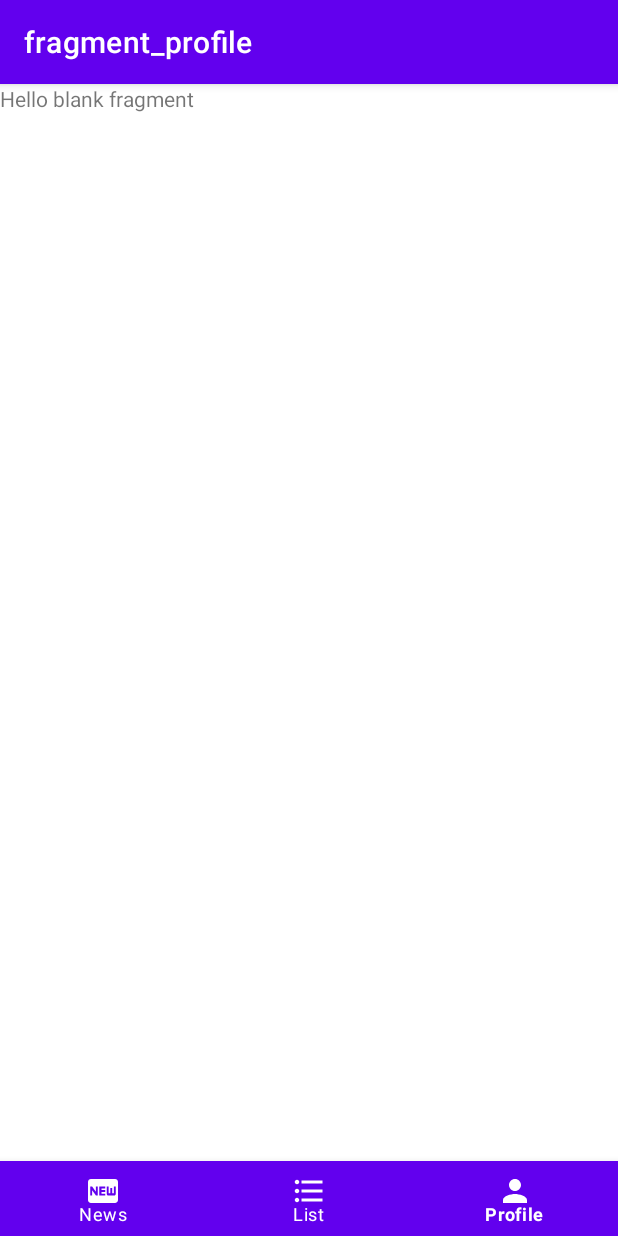
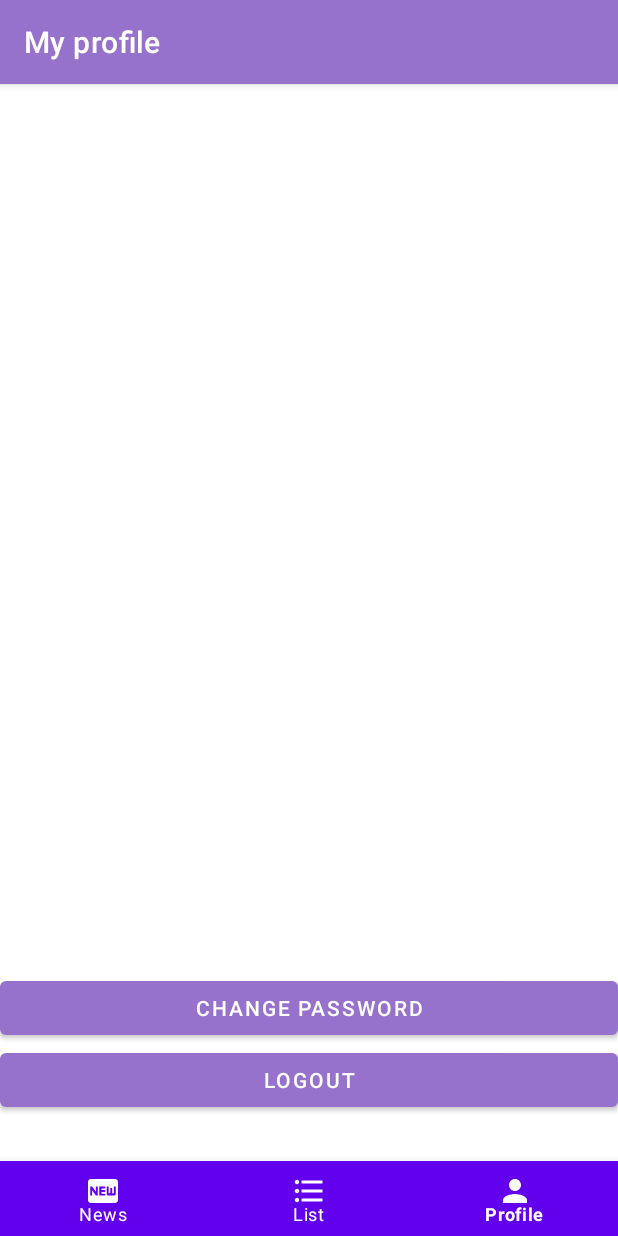
Before and after one commit to tornike14/GetNews, an Android app: the ProfileFragment screen opened through its navigation route, on a phone screen of 412 x 824 dp. Run offline under Robolectric (Android 15) with nearby library versions, the phone set to English and light mode, and no system bars; our stand-ins replace Firebase (no records; nobody signed in at launch, a user with empty details on screens opened directly), navigation-ui; pictures from the network do not load.

Commit message:
modified profile fragment and nav_graph labels

```diff
--- a/app/src/main/res/layout/fragment_profile.xml
+++ b/app/src/main/res/layout/fragment_profile.xml
@@ -1,14 +1,37 @@
 <?xml version="1.0" encoding="utf-8"?>
-<FrameLayout xmlns:android="http://schemas.android.com/apk/res/android"
+<androidx.constraintlayout.widget.ConstraintLayout xmlns:android="http://schemas.android.com/apk/res/android"
+    xmlns:app="http://schemas.android.com/apk/res-auto"
     xmlns:tools="http://schemas.android.com/tools"
     android:layout_width="match_parent"
     android:layout_height="match_parent"
-    tools:context=".fragments.ProfileFragment">
+    tools:context=".ProfileActivity">
 
-    <!-- TODO: Update blank fragment layout -->
     <TextView
+        android:id="@+id/textViewUserId"
+        android:layout_width="wrap_content"
+        android:layout_height="wrap_content"
+        android:text="TextView"
+        android:textColor="#000000"
+        android:textSize="24sp"
+        app:layout_constraintBottom_toTopOf="@+id/buttonChangePassword"
+        app:layout_constraintEnd_toEndOf="parent"
+        app:layout_constraintStart_toStartOf="parent"
+        app:layout_constraintTop_toTopOf="parent" />
+
+    <Button
+        android:id="@+id/buttonLogout"
         android:layout_width="match_parent"
-        android:layout_height="match_parent"
-        android:text="@string/hello_blank_fragment" />
+        android:layout_height="wrap_content"
+        android:layout_marginBottom="80dp"
+        android:text="Logout"
+        app:layout_constraintBottom_toBottomOf="parent"
+        app:layout_constraintEnd_toEndOf="parent" />
 
-</FrameLayout>
+    <Button
+        android:id="@+id/buttonChangePassword"
+        android:layout_width="match_parent"
+        android:layout_height="wrap_content"
+        android:text="Change Password"
+        app:layout_constraintBottom_toTopOf="@+id/buttonLogout"
+        tools:layout_editor_absoluteX="0dp" />
+</androidx.constraintlayout.widget.ConstraintLayout>
--- a/app/src/main/res/navigation/nav_graph.xml
+++ b/app/src/main/res/navigation/nav_graph.xml
@@ -8,16 +8,16 @@
     <fragment
         android:id="@+id/NewsFragment"
         android:name="com.example.getnews.fragments.NewsFragment"
-        android:label="fragment_news"
+        android:label="News"
         tools:layout="@layout/fragment_news" />
     <fragment
         android:id="@+id/ProfileFragment"
         android:name="com.example.getnews.fragments.ProfileFragment"
-        android:label="fragment_profile"
+        android:label="My profile"
         tools:layout="@layout/fragment_profile" />
     <fragment
         android:id="@+id/SelectionsFragment"
         android:name="com.example.getnews.fragments.SelectionsFragment"
-        android:label="fragment_selections"
+        android:label="My List"
         tools:layout="@layout/fragment_selections" />
 </navigation>
--- a/app/src/main/res/values/themes.xml
+++ b/app/src/main/res/values/themes.xml
@@ -2,7 +2,7 @@
     <!-- Base application theme. -->
     <style name="Theme.GetNews" parent="Theme.MaterialComponents.DayNight.DarkActionBar">
         <!-- Primary brand color. -->
-        <item name="colorPrimary">@color/purple_500</item>
+        <item name="colorPrimary">#9772CC</item>
         <item name="colorPrimaryVariant">@color/purple_700</item>
         <item name="colorOnPrimary">@color/white</item>
         <!-- Secondary brand color. -->
```
